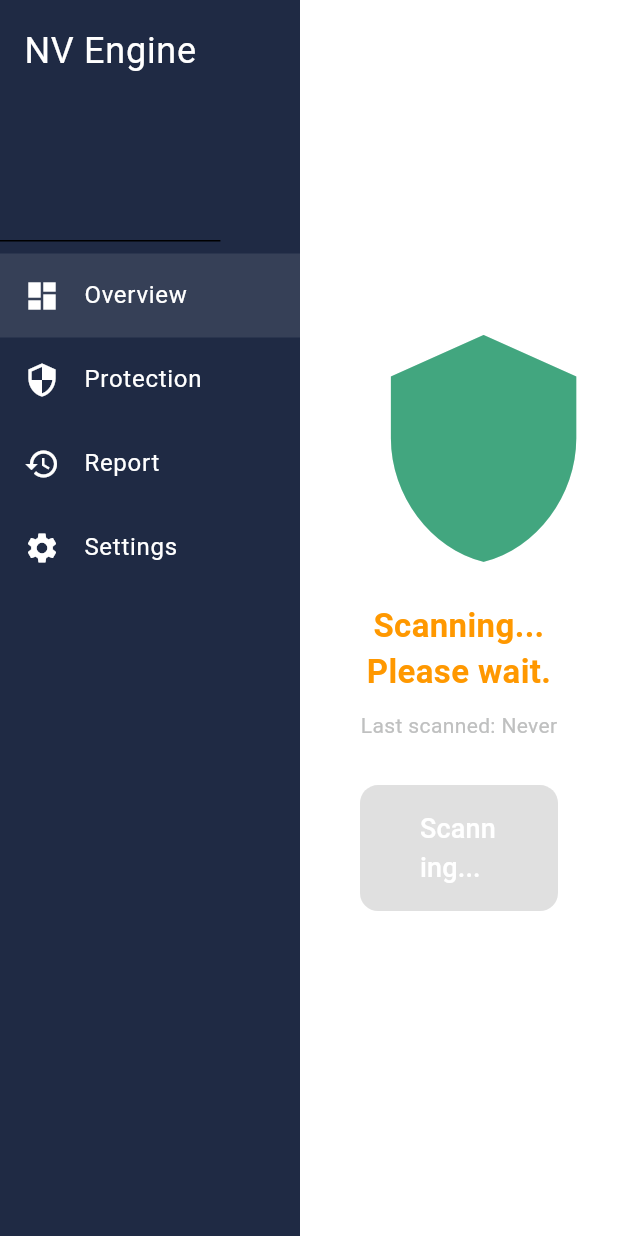
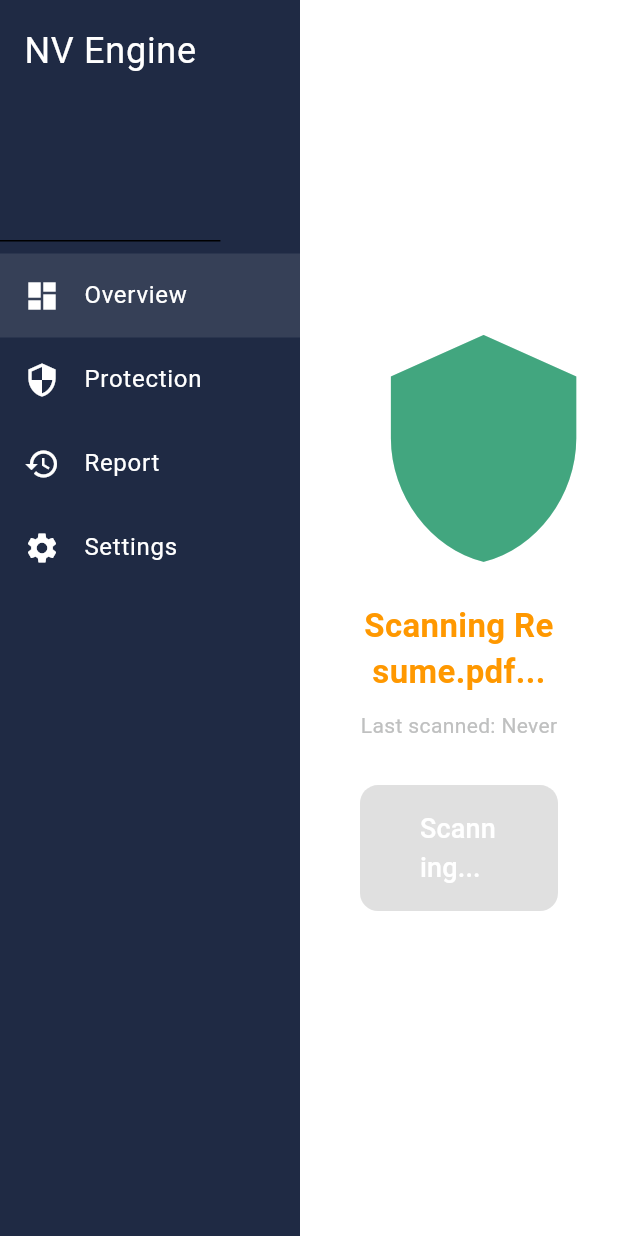
Before and after one commit to nzh0172/nv_engine, a Flutter app: the screen it shows after launch, after a tap on "Start Scan", on a phone screen of 412 x 824 dp. Run offline on Flutter 3.47's test engine with Material 3 defaults, Android fonts, the phone set to English and light mode, and no system bars.

Commit message:
Mock file for mock scan

```diff
--- /dev/null
+++ b/lib/models/mock_file.dart
@@ -0,0 +1,7 @@
+// Mock file model for testing purposes
+class MockFile {
+  final String filename;
+  final bool infected;
+
+  MockFile({required this.filename, required this.infected});
+}
--- a/lib/pages/home_page.dart
+++ b/lib/pages/home_page.dart
@@ -6,6 +6,7 @@ import 'package:provider/provider.dart';
 import 'package:nv_engine/theme/theme_provider.dart';
 import 'package:nv_engine/widgets/navigation_panel.dart';
 import 'package:nv_engine/utils.dart';
+import 'package:nv_engine/models/mock_file.dart';
 
 
 class AntivirusHomePage extends StatefulWidget {
@@ -29,20 +30,43 @@ class _AntivirusHomePageState extends State<AntivirusHomePage> {
   final Color softGray = const Color(0xFFBFC0C0);
 
   Future<void> _startScan() async {
-    final newResult = ScanResult(timestamp: DateTime.now(), result: "No threats detected", );
+      List<MockFile> filesToScan = [
+        MockFile(filename: "System32.dll", infected: false),
+        MockFile(filename: "Secret_Trojan.exe", infected: true),
+        MockFile(filename: "Resume.pdf", infected: false),
+        MockFile(filename: "Downloader.mal", infected: true),
+        MockFile(filename: "vacation.jpg", infected: false),
+      ];
 
-    setState(() {
-      _isScanning = true;
-      _status = "Scanning... Please wait.";
-    });
+      int threats = 0;
 
-    await Future.delayed(const Duration(seconds: 3), () {
+      for (var file in filesToScan) {
+        setState(() {
+          _isScanning = true;
+          _status = "Scanning ${file.filename}...";
+        });
+
+        await Future.delayed(Duration(milliseconds: 600));
+
+        if (file.infected) threats++;
+      }
+
+      final result = threats == 0
+          ? "No threats detected."
+          : "$threats threat${threats > 1 ? 's' : ''} detected.";
+
+      final newResult = ScanResult(
+        timestamp: DateTime.now(),
+        result: result,
+      );
+
+      _scanHistory.add(newResult);
+
       setState(() {
         _isScanning = false;
-        _status = "Scan Complete! No threats detected.";
-        _scanHistory.add(newResult);
+        _status = "Scan Complete! $result";
       });
-    });
+
   }
 
   Widget _buildOverviewPage() {
@@ -228,7 +252,10 @@ Widget _buildReportPage() {
                   itemBuilder: (context, index) {
                     final scan = _scanHistory[index];
                     return ListTile(
-                      leading: const Icon(Icons.check_circle, color: Colors.green),
+                      leading: Icon(
+                        scan.result.contains("threat") ? Icons.error : Icons.check_circle,
+                        color: scan.result.contains("threat") ? Colors.red : Colors.green,
+                      ),
                       title: Text(scan.result),
                       subtitle: Text(scan.timestamp.toString()),
                     );
```
